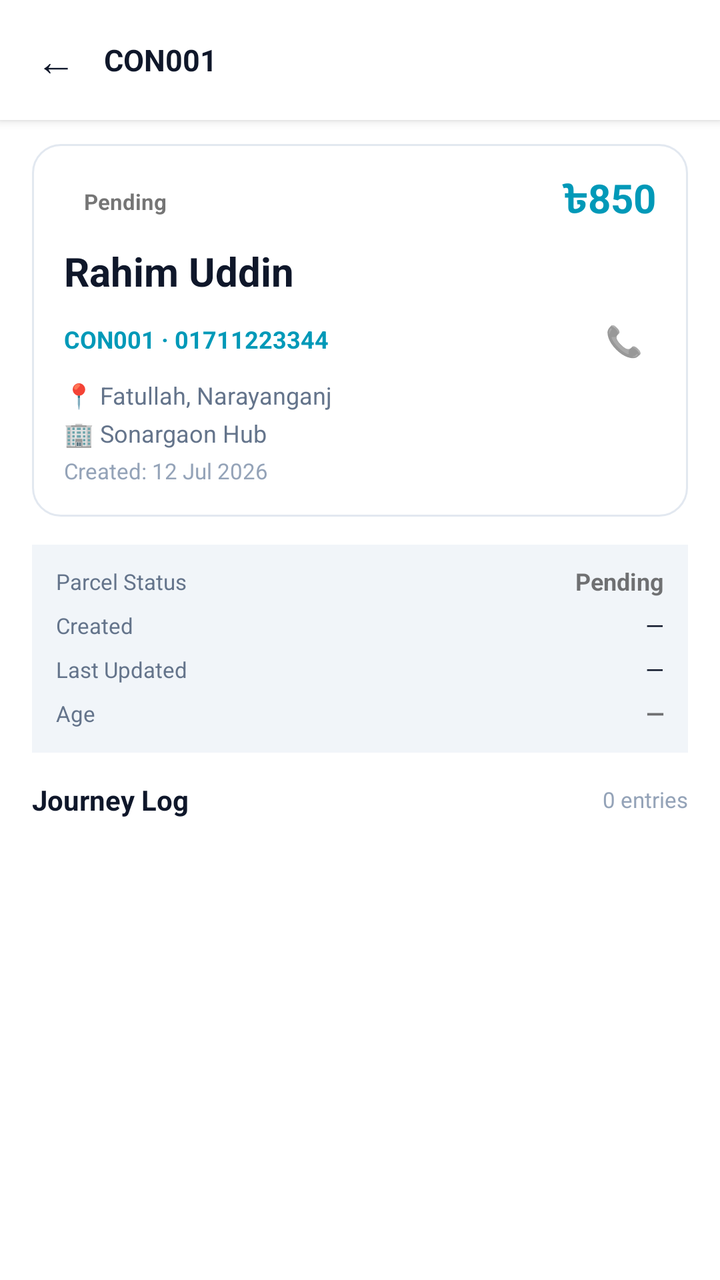
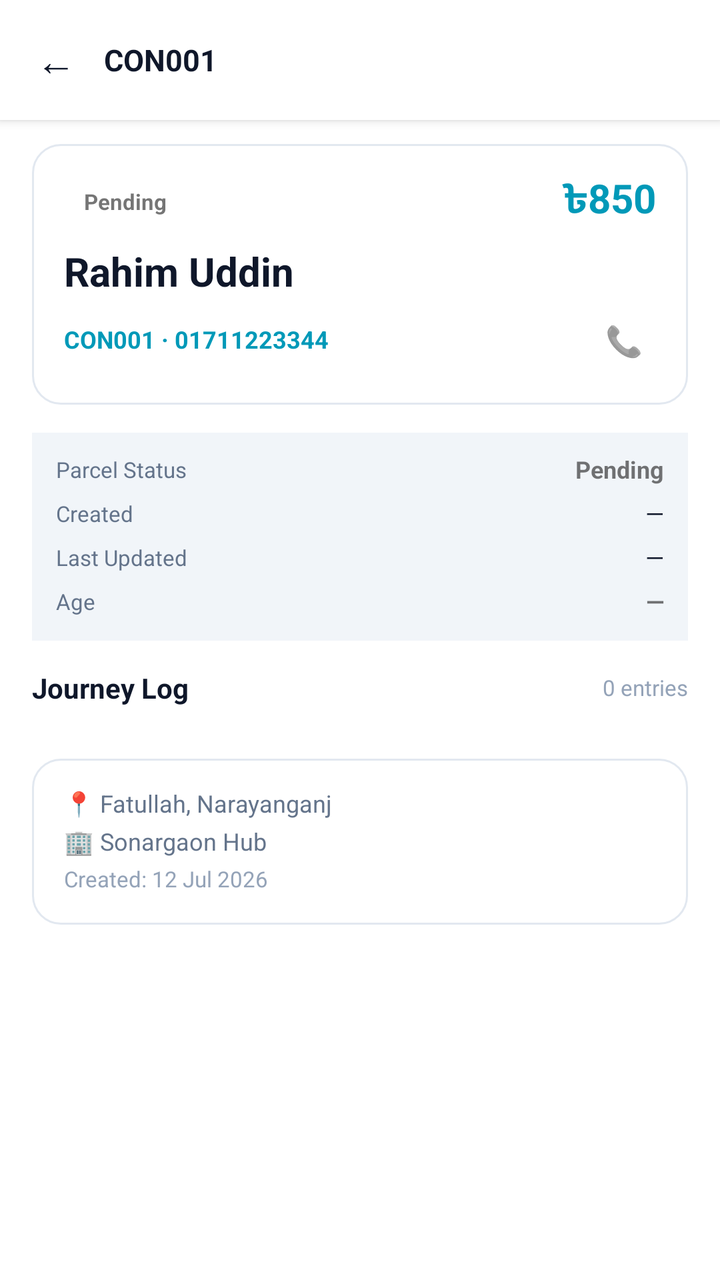

Two renders of the same Android screen: before a commit and after it. Below are the layout's source before the change and the commit's diff.
<!-- AndroidManifest.xml: application theme Theme.DataBridge -->
<!-- res/layout/fragment_parcel_detail.xml -->
<?xml version="1.0" encoding="utf-8"?>
<LinearLayout xmlns:android="http://schemas.android.com/apk/res/android"
    android:layout_width="match_parent"
    android:layout_height="match_parent"
    android:orientation="vertical"
    android:background="?attr/colorSurface">

    
    <LinearLayout
        android:layout_width="match_parent"
        android:layout_height="wrap_content"
        android:orientation="horizontal"
        android:gravity="center_vertical"
        android:paddingStart="8dp"
        android:paddingEnd="16dp"
        android:paddingTop="10dp"
        android:paddingBottom="10dp"
        android:background="?attr/colorSurface"
        android:elevation="3dp">

        <TextView
            android:id="@+id/btnPdBack"
            android:layout_width="40dp"
            android:layout_height="40dp"
            android:text="←"
            android:textSize="20sp"
            android:gravity="center"
            android:textColor="@color/theme_text_primary"
            android:clickable="true"
            android:focusable="true"
            android:background="?attr/selectableItemBackgroundBorderless" />

        <TextView
            android:id="@+id/tvPdParcelId"
            android:layout_width="0dp"
            android:layout_height="wrap_content"
            android:layout_weight="1"
            android:text="CON001"
            android:textSize="15sp"
            android:textStyle="bold"
            android:textColor="@color/theme_text_primary"
            android:layout_marginStart="4dp" />

        <ProgressBar
            android:id="@+id/pdProgressBar"
            android:layout_width="20dp"
            android:layout_height="20dp"
            android:visibility="gone" />
    </LinearLayout>

    
    <androidx.core.widget.NestedScrollView
        android:layout_width="match_parent"
        android:layout_height="0dp"
        android:layout_weight="1"
        android:fillViewport="true">

        <LinearLayout
            android:layout_width="match_parent"
            android:layout_height="wrap_content"
            android:orientation="vertical"
            android:paddingStart="16dp"
            android:paddingEnd="16dp"
            android:paddingTop="12dp"
            android:paddingBottom="32dp">

            
            <LinearLayout
                android:layout_width="match_parent"
                android:layout_height="wrap_content"
                android:orientation="vertical"
                android:background="@drawable/bg_parcel_card"
                android:padding="16dp"
                android:layout_marginBottom="14dp">

                
                <LinearLayout
                    android:layout_width="match_parent"
                    android:layout_height="wrap_content"
                    android:orientation="horizontal"
                    android:gravity="center_vertical"
                    android:layout_marginBottom="10dp">

                    <TextView
                        android:id="@+id/tvPdStatus"
                        android:layout_width="wrap_content"
                        android:layout_height="wrap_content"
                        android:text="Pending"
                        android:textSize="11sp"
                        android:textStyle="bold"
                        android:paddingStart="10dp"
                        android:paddingEnd="10dp"
                        android:paddingTop="4dp"
                        android:paddingBottom="4dp"
                        android:includeFontPadding="false" />

                    <View
                        android:layout_width="0dp"
                        android:layout_height="1dp"
                        android:layout_weight="1" />

                    <TextView
                        android:id="@+id/tvPdCod"
                        android:layout_width="wrap_content"
                        android:layout_height="wrap_content"
                        android:text="৳850"
                        android:textSize="20sp"
                        android:textStyle="bold"
                        android:textColor="@color/theme_accent"
                        android:includeFontPadding="false" />
                </LinearLayout>

                
                <TextView
                    android:id="@+id/tvPdCustomer"
                    android:layout_width="match_parent"
                    android:layout_height="wrap_content"
                    android:text="Rahim Uddin"
                    android:textSize="20sp"
                    android:textStyle="bold"
                    android:textColor="@color/theme_text_primary"
                    android:includeFontPadding="false"
                    android:layout_marginBottom="6dp" />

                
                <LinearLayout
                    android:layout_width="match_parent"
                    android:layout_height="wrap_content"
                    android:orientation="horizontal"
                    android:gravity="center_vertical"
                    android:layout_marginBottom="5dp">

                    <TextView
                        android:id="@+id/tvPdMeta"
                        android:layout_width="0dp"
                        android:layout_height="wrap_content"
                        android:layout_weight="1"
                        android:text="CON001 · 01711223344"
                        android:textSize="12sp"
                        android:textStyle="bold"
                        android:textColor="@color/theme_accent"
                        android:includeFontPadding="false" />

                    <TextView
                        android:id="@+id/btnPdCall"
                        android:layout_width="32dp"
                        android:layout_height="32dp"
                        android:text="📞"
                        android:textSize="15sp"
                        android:gravity="center"
                        android:clickable="true"
                        android:focusable="true"
                        android:background="?attr/selectableItemBackgroundBorderless" />
                </LinearLayout>

                
                <TextView
                    android:id="@+id/tvPdAddress"
                    android:layout_width="match_parent"
                    android:layout_height="wrap_content"
                    android:text="📍 Fatullah, Narayanganj"
                    android:textSize="12sp"
                    android:textColor="@color/theme_text_secondary"
                    android:includeFontPadding="false"
                    android:layout_marginBottom="5dp" />

                
                <TextView
                    android:id="@+id/tvPdHub"
                    android:layout_width="match_parent"
                    android:layout_height="wrap_content"
                    android:text="🏢 Sonargaon Hub"
                    android:textSize="12sp"
                    android:textColor="@color/theme_text_secondary"
                    android:includeFontPadding="false"
                    android:layout_marginBottom="5dp" />

                
                <TextView
                    android:id="@+id/tvPdDates"
                    android:layout_width="match_parent"
                    android:layout_height="wrap_content"
                    android:text="Created: 12 Jul 2026"
                    android:textSize="11sp"
                    android:textColor="@color/theme_text_muted"
                    android:includeFontPadding="false" />
            </LinearLayout>

            
            <LinearLayout
                android:id="@+id/layoutPdOverview"
                android:layout_width="match_parent"
                android:layout_height="wrap_content"
                android:orientation="vertical"
                android:background="@color/theme_bg_inner"
                android:padding="12dp"
                android:layout_marginBottom="14dp">

                <LinearLayout
                    android:layout_width="match_parent"
                    android:layout_height="wrap_content"
                    android:orientation="horizontal"
                    android:gravity="center_vertical"
                    android:layout_marginBottom="8dp">
                    <TextView
                        android:layout_width="0dp"
                        android:layout_height="wrap_content"
                        android:layout_weight="1"
                        android:text="Parcel Status"
                        android:textSize="11sp"
                        android:textColor="@color/theme_text_secondary"
                        android:includeFontPadding="false" />
                    <TextView
                        android:id="@+id/tvPdOverviewStatus"
                        android:layout_width="wrap_content"
                        android:layout_height="wrap_content"
                        android:text="Pending"
                        android:textSize="12sp"
                        android:textStyle="bold"
                        android:includeFontPadding="false" />
                </LinearLayout>

                <LinearLayout
                    android:layout_width="match_parent"
                    android:layout_height="wrap_content"
                    android:orientation="horizontal"
                    android:gravity="center_vertical"
                    android:layout_marginBottom="8dp">
                    <TextView
                        android:layout_width="0dp"
                        android:layout_height="wrap_content"
                        android:layout_weight="1"
                        android:text="Created"
                        android:textSize="11sp"
                        android:textColor="@color/theme_text_secondary"
                        android:includeFontPadding="false" />
                    <TextView
                        android:id="@+id/tvPdOverviewCreatedAt"
                        android:layout_width="wrap_content"
                        android:layout_height="wrap_content"
                        android:text="—"
                        android:textSize="12sp"
                        android:textColor="@color/theme_text_primary"
                        android:includeFontPadding="false" />
                </LinearLayout>

                <LinearLayout
                    android:layout_width="match_parent"
                    android:layout_height="wrap_content"
                    android:orientation="horizontal"
                    android:gravity="center_vertical"
                    android:layout_marginBottom="8dp">
                    <TextView
                        android:layout_width="0dp"
                        android:layout_height="wrap_content"
                        android:layout_weight="1"
                        android:text="Last Updated"
                        android:textSize="11sp"
                        android:textColor="@color/theme_text_secondary"
                        android:includeFontPadding="false" />
                    <TextView
                        android:id="@+id/tvPdOverviewUpdatedAt"
                        android:layout_width="wrap_content"
                        android:layout_height="wrap_content"
                        android:text="—"
                        android:textSize="12sp"
                        android:textColor="@color/theme_text_primary"
                        android:includeFontPadding="false" />
                </LinearLayout>

                <LinearLayout
                    android:layout_width="match_parent"
                    android:layout_height="wrap_content"
                    android:orientation="horizontal"
                    android:gravity="center_vertical">
                    <TextView
                        android:layout_width="0dp"
                        android:layout_height="wrap_content"
                        android:layout_weight="1"
                        android:text="Age"
                        android:textSize="11sp"
                        android:textColor="@color/theme_text_secondary"
                        android:includeFontPadding="false" />
                    <TextView
                        android:id="@+id/tvPdOverviewAge"
                        android:layout_width="wrap_content"
                        android:layout_height="wrap_content"
                        android:text="—"
                        android:textSize="12sp"
                        android:textStyle="bold"
                        android:includeFontPadding="false" />
                </LinearLayout>
            </LinearLayout>

            
            <LinearLayout
                android:layout_width="match_parent"
                android:layout_height="wrap_content"
                android:orientation="horizontal"
                android:gravity="center_vertical"
                android:layout_marginBottom="12dp">

                <TextView
                    android:layout_width="0dp"
                    android:layout_height="wrap_content"
                    android:layout_weight="1"
                    android:text="Journey Log"
                    android:textSize="14sp"
                    android:textStyle="bold"
                    android:textColor="@color/theme_text_primary" />

                <TextView
                    android:id="@+id/tvPdRemarksCount"
                    android:layout_width="wrap_content"
                    android:layout_height="wrap_content"
                    android:text="0 entries"
                    android:textSize="11sp"
                    android:textColor="@color/theme_text_muted" />
            </LinearLayout>

            
            <TextView
                android:id="@+id/tvPdRemarksEmpty"
                android:layout_width="match_parent"
                android:layout_height="wrap_content"
                android:text="📭  No remarks yet"
                android:textSize="13sp"
                android:gravity="center"
                android:textColor="@color/theme_text_muted"
                android:padding="24dp"
                android:visibility="gone" />

            
            <LinearLayout
                android:id="@+id/layoutPdTimeline"
                android:layout_width="match_parent"
                android:layout_height="wrap_content"
                android:orientation="vertical" />

        </LinearLayout>
    </androidx.core.widget.NestedScrollView>

</LinearLayout>
<!-- resources referenced by this layout -->
<resources>
  <color name="theme_accent">#0099b8</color>
  <color name="theme_bg_inner">#f1f5f9</color>
  <color name="theme_text_muted">#94a3b8</color>
  <color name="theme_text_primary">#0f172a</color>
  <color name="theme_text_secondary">#64748b</color>
  <!-- drawable bg_parcel_card (drawable) -->
  <?xml version="1.0" encoding="utf-8"?>
  <shape xmlns:android="http://schemas.android.com/apk/res/android"
      android:shape="rectangle">
      <solid android:color="@color/theme_bg_card" />
      <stroke android:width="1dp" android:color="@color/theme_border" />
      <corners android:radius="14dp" />
  </shape>
  <style name="Theme.DataBridge" parent="Theme.MaterialComponents.DayNight.NoActionBar">
      <item name="colorPrimary">#00d4ff</item>
      <item name="colorPrimaryVariant">#16213e</item>
      <item name="colorOnPrimary">#ffffff</item>
      <item name="colorSecondary">#00d4ff</item>
      <item name="android:statusBarColor">#1a1a2e</item>
  </style>
  <color name="theme_bg_card">#ffffff</color>
  <color name="theme_border">#e2e8f0</color>
</resources>

<!-- the commit's change to res/layout/fragment_parcel_detail.xml (unified diff, before → after) -->
@@ -127,8 +127,7 @@
                     android:layout_width="match_parent"
                     android:layout_height="wrap_content"
                     android:orientation="horizontal"
-                    android:gravity="center_vertical"
-                    android:layout_marginBottom="5dp">
+                    android:gravity="center_vertical">
 
                     <TextView
                         android:id="@+id/tvPdMeta"
@@ -152,38 +151,6 @@
                         android:focusable="true"
                         android:background="?attr/selectableItemBackgroundBorderless" />
                 </LinearLayout>
-
-                
-                <TextView
-                    android:id="@+id/tvPdAddress"
-                    android:layout_width="match_parent"
-                    android:layout_height="wrap_content"
-                    android:text="📍 Fatullah, Narayanganj"
-                    android:textSize="12sp"
-                    android:textColor="@color/theme_text_secondary"
-                    android:includeFontPadding="false"
-                    android:layout_marginBottom="5dp" />
-
-                
-                <TextView
-                    android:id="@+id/tvPdHub"
-                    android:layout_width="match_parent"
-                    android:layout_height="wrap_content"
-                    android:text="🏢 Sonargaon Hub"
-                    android:textSize="12sp"
-                    android:textColor="@color/theme_text_secondary"
-                    android:includeFontPadding="false"
-                    android:layout_marginBottom="5dp" />
-
-                
-                <TextView
-                    android:id="@+id/tvPdDates"
-                    android:layout_width="match_parent"
-                    android:layout_height="wrap_content"
-                    android:text="Created: 12 Jul 2026"
-                    android:textSize="11sp"
-                    android:textColor="@color/theme_text_muted"
-                    android:includeFontPadding="false" />
             </LinearLayout>
 
             
@@ -335,7 +302,49 @@
                 android:id="@+id/layoutPdTimeline"
                 android:layout_width="match_parent"
                 android:layout_height="wrap_content"
-                android:orientation="vertical" />
+                android:orientation="vertical"
+                android:layout_marginBottom="14dp" />
+
+            
+            <LinearLayout
+                android:layout_width="match_parent"
+                android:layout_height="wrap_content"
+                android:orientation="vertical"
+                android:background="@drawable/bg_parcel_card"
+                android:padding="16dp">
+
+                
+                <TextView
+                    android:id="@+id/tvPdAddress"
+                    android:layout_width="match_parent"
+                    android:layout_height="wrap_content"
+                    android:text="📍 Fatullah, Narayanganj"
+                    android:textSize="12sp"
+                    android:textColor="@color/theme_text_secondary"
+                    android:includeFontPadding="false"
+                    android:layout_marginBottom="5dp" />
+
+                
+                <TextView
+                    android:id="@+id/tvPdHub"
+                    android:layout_width="match_parent"
+                    android:layout_height="wrap_content"
+                    android:text="🏢 Sonargaon Hub"
+                    android:textSize="12sp"
+                    android:textColor="@color/theme_text_secondary"
+                    android:includeFontPadding="false"
+                    android:layout_marginBottom="5dp" />
+
+                
+                <TextView
+                    android:id="@+id/tvPdDates"
+                    android:layout_width="match_parent"
+                    android:layout_height="wrap_content"
+                    android:text="Created: 12 Jul 2026"
+                    android:textSize="11sp"
+                    android:textColor="@color/theme_text_muted"
+                    android:includeFontPadding="false" />
+            </LinearLayout>
 
         </LinearLayout>
     </androidx.core.widget.NestedScrollView>
